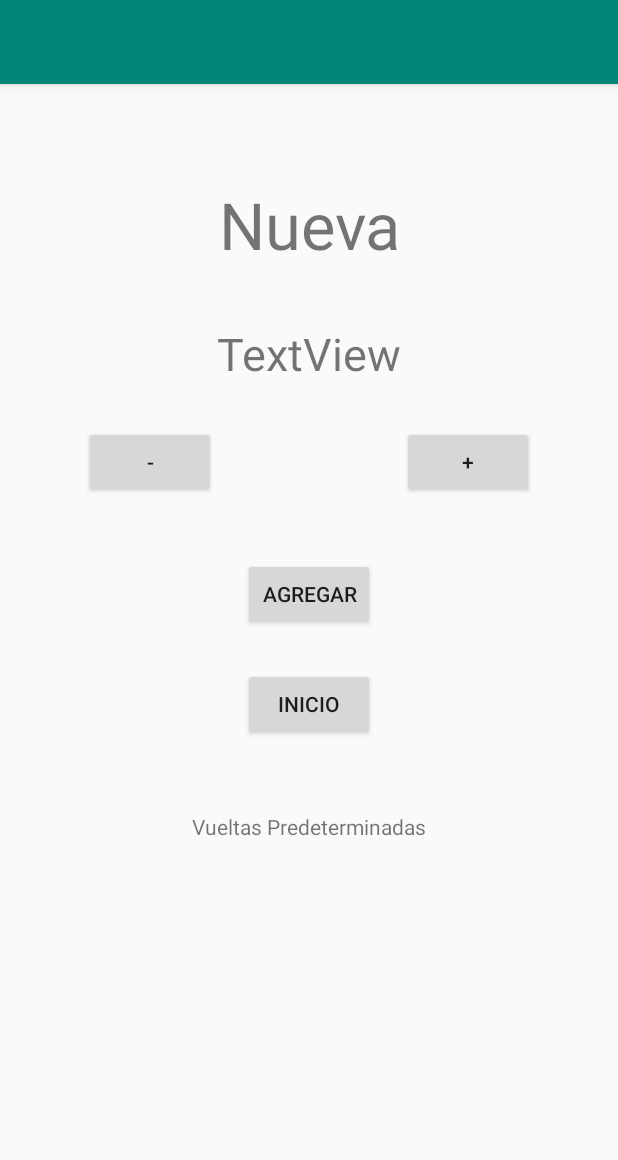
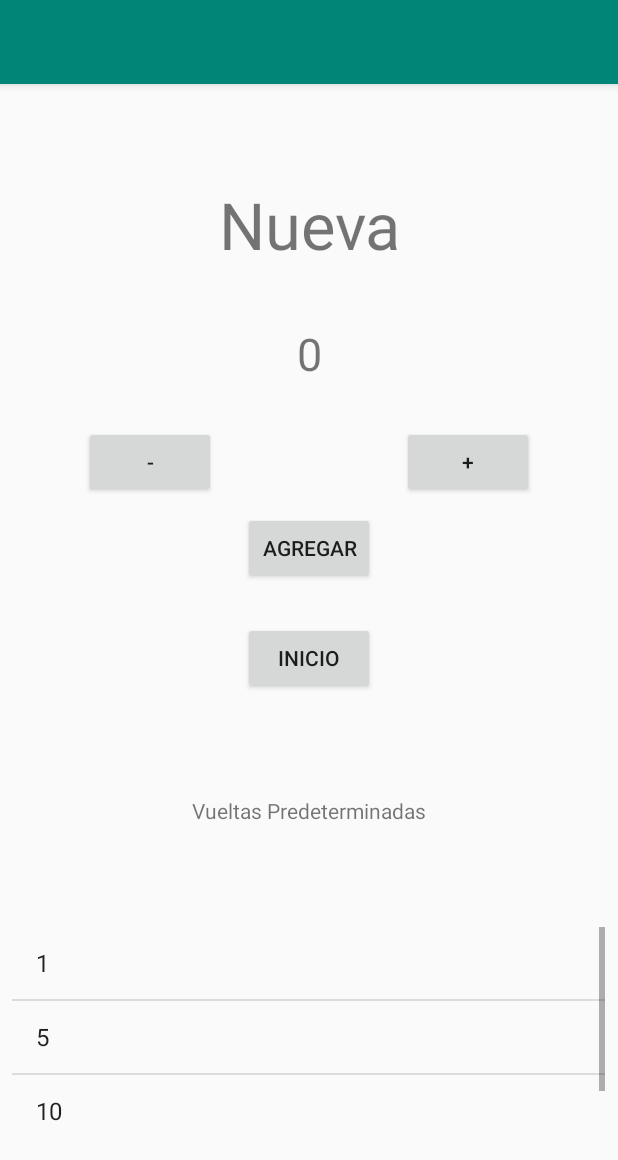
Before and after one commit to juanferdeleon/Laboratorio2Plataformas, an Android app: the screen it shows after launch (NewTurn), after a tap on "NUEVO ENTRENO", on a phone screen of 412 x 824 dp. Shown: the top 1160 px of the screen. Run offline under Robolectric (Android 15) with nearby library versions, the phone set to English and light mode, and no system bars.

```diff
--- a/app/src/main/java/com/example/laboratorio2/LapHistory.kt
+++ b/app/src/main/java/com/example/laboratorio2/LapHistory.kt
@@ -5,7 +5,7 @@ package com.example.laboratorio2
  */
 interface LapHistory {
 
-    val lapHistory: ArrayList<Int> // Historial de vueltas
+    var lapHistory: ArrayList<Int> // Historial de vueltas
 
     fun clear() // Limpiar historial
     fun add(element: Int) // Agregar elemento
--- a/app/src/main/java/com/example/laboratorio2/Laps.kt
+++ b/app/src/main/java/com/example/laboratorio2/Laps.kt
@@ -4,10 +4,9 @@ package com.example.laboratorio2
  * Lap class
  * @author Juan Fernando De Leon Quezada
  */
-class Laps: LapHistory {
+class Laps: LapHistory{
 
-
-    override val lapHistory: ArrayList<Int> = ArrayList()// Historial de vueltas
+    override var lapHistory = ArrayList<Int>()
 
     override fun clear(){
         lapHistory.clear()
--- a/app/src/main/java/com/example/laboratorio2/MainActivity.kt
+++ b/app/src/main/java/com/example/laboratorio2/MainActivity.kt
@@ -3,25 +3,55 @@ package com.example.laboratorio2
 import android.content.Intent
 import android.support.v7.app.AppCompatActivity
 import android.os.Bundle
+import android.widget.ArrayAdapter
 import android.widget.Button
+import android.widget.ListView
+import android.widget.Toast
 
 class MainActivity : AppCompatActivity() {
 
-
+    var lapHistory: LapHistory = Laps()
 
     override fun onCreate(savedInstanceState: Bundle?) {
         super.onCreate(savedInstanceState)
         setContentView(R.layout.activity_main)
 
-        var lapHistory: LapHistory
+        lapHistory.add(1)
+        lapHistory.add(5)
+        lapHistory.add(10)
+        lapHistory.add(15)
 
+        val listViewHistory = findViewById<ListView>(R.id.history)
 
+        listViewHistory.adapter = ArrayAdapter<Int>(this, android.R.layout.simple_list_item_1, lapHistory.lapHistory)
 
+        //New lap button
         val newLap = findViewById<Button>(R.id.newlap)
 
         newLap.setOnClickListener {
-            val intent = Intent(this, NewTurn::class.java)
+            val intent = Intent(this, NewTurn::class.java).putExtra("lapHistory", lapHistory.lapHistory)
             startActivity(intent)
+        }
+
+        //Clear history button
+        val clearHistory = findViewById<Button>(R.id.deleteH)
+
+        clearHistory.setOnClickListener{
+            lapHistory.clear()
+            Toast.makeText(this, "Se elimino el historial", Toast.LENGTH_SHORT).show()
+            listViewHistory.adapter = ArrayAdapter<Int>(this, android.R.layout.simple_list_item_1, lapHistory.lapHistory)
+        }
+
+        listViewHistory.setOnItemClickListener { parent, view, position, id ->
+            var i = 0
+            while (i < lapHistory.lapHistory.size){
+                if (position == i){
+                    Toast.makeText(this, "Se elimino el elemento no. $i", Toast.LENGTH_SHORT).show()
+                    lapHistory.del(i)
+                    listViewHistory.adapter = ArrayAdapter<Int>(this, android.R.layout.simple_list_item_1, lapHistory.lapHistory)
+                    break
+                } else i++
+            }
         }
 
     }
--- a/app/src/main/java/com/example/laboratorio2/NewTurn.kt
+++ b/app/src/main/java/com/example/laboratorio2/NewTurn.kt
@@ -1,12 +1,112 @@
 package com.example.laboratorio2
 
+import android.content.Intent
 import android.support.v7.app.AppCompatActivity
 import android.os.Bundle
+import android.widget.*
+import java.util.*
+import kotlin.collections.ArrayList
 
 class NewTurn : AppCompatActivity() {
 
     override fun onCreate(savedInstanceState: Bundle?) {
         super.onCreate(savedInstanceState)
         setContentView(R.layout.activity_new_turn)
+
+        val recLaps: ArrayList<Int> = ArrayList()
+
+        recLaps.add(1)
+        recLaps.add(5)
+        recLaps.add(10)
+        recLaps.add(15)
+
+        val laps = intent.getSerializableExtra("lapHistory") as ArrayList<Int>
+
+        val listViewHistory = findViewById<ListView>(R.id.recomended)
+
+        listViewHistory.adapter = ArrayAdapter<Int>(this, android.R.layout.simple_list_item_1, recLaps)
+
+        //Substract Lap button
+        val subLap = findViewById<Button>(R.id.sub)
+
+        //Substract Lap Counter
+        subLap.setOnClickListener {
+
+            //Gets text from textview
+            var textView: TextView = findViewById<TextView>(R.id.amount) as TextView
+            var amount: String = textView.text.toString()
+            //Substract 1 to the text
+            var newAmount: Int = amount.toInt()
+            if (newAmount == 0){
+                //Sets new Text
+                var newText = findViewById<TextView>(R.id.amount).apply {
+                    text = newAmount.toString()
+                }
+            } else {
+                newAmount -= 1
+                var newText = findViewById<TextView>(R.id.amount).apply {
+                    text = newAmount.toString()
+                }
+            }
+
+        }
+
+        //AddLap Button
+        val addLap = findViewById<Button>(R.id.add)
+
+        //Add lap to counter
+        addLap.setOnClickListener{
+
+            //Gets text from textview
+            var textView: TextView = findViewById<TextView>(R.id.amount) as TextView
+            var amount: String = textView.text.toString()
+            //Adds 1 to the text
+            var newAmount: Int = amount.toInt()
+            newAmount += 1
+            //Sets new Text
+            var newText = findViewById<TextView>(R.id.amount).apply {
+                text = newAmount.toString()
+            }
+
+        }
+
+        //Add to history
+        val addHistory = findViewById<Button>(R.id.addHistory)
+
+        addHistory.setOnClickListener{
+
+            //Gets text from textview
+            var textView: TextView = findViewById<TextView>(R.id.amount) as TextView
+            var amount: String = textView.text.toString()
+            //Adds the current amount to Array
+            var newAmount: Int = amount.toInt()
+
+            if (newAmount == 0){
+                Toast.makeText(this, "No es posible agregar 0 vueltas", Toast.LENGTH_SHORT).show()
+            } else {
+                Toast.makeText(this, "Se ha agregado con exito.", Toast.LENGTH_SHORT).show()
+
+                laps.add(newAmount)
+
+                val intent = Intent(this, MainActivity::class.java).putExtra("newLapHistory", laps)
+                startActivity(intent)
+            }
+
+        }
+
+        //Main Menu Button
+        val mainMenu = findViewById<Button>(R.id.mainMenu)
+
+        mainMenu.setOnClickListener {
+            val intent = Intent(this, MainActivity::class.java).putExtra("newLapHistory", laps)
+            startActivity(intent)
+        }
+
+        listViewHistory.setOnItemClickListener { parent, view, position, id ->
+            var newText = findViewById<TextView>(R.id.amount).apply {
+                text = laps.get(position).toString()
+            }
+        }
+
     }
 }
--- a/app/src/main/res/layout/activity_new_turn.xml
+++ b/app/src/main/res/layout/activity_new_turn.xml
@@ -21,10 +21,10 @@
             app:layout_constraintTop_toTopOf="parent" android:id="@+id/textView"
             app:layout_constraintVertical_bias="0.092"/>
     <TextView
-            android:text="TextView"
+            android:text="0"
             android:layout_width="wrap_content"
             android:layout_height="wrap_content"
-            android:id="@+id/textView2" app:layout_constraintStart_toStartOf="parent"
+            android:id="@+id/amount" app:layout_constraintStart_toStartOf="parent"
             android:layout_marginStart="176dp" app:layout_constraintEnd_toEndOf="parent"
             android:layout_marginEnd="176dp" android:layout_marginTop="31dp"
             app:layout_constraintTop_toBottomOf="@+id/textView" android:textSize="30sp"/>
@@ -32,44 +32,49 @@
             android:text="-"
             android:layout_width="wrap_content"
             android:layout_height="wrap_content"
-            android:id="@+id/button" android:layout_marginTop="28dp"
-            app:layout_constraintTop_toBottomOf="@+id/textView2" app:layout_constraintStart_toStartOf="parent"
+            android:id="@+id/sub" android:layout_marginTop="28dp"
+            app:layout_constraintTop_toBottomOf="@+id/amount" app:layout_constraintStart_toStartOf="parent"
             android:layout_marginStart="56dp"/>
     <Button
             android:text="+"
             android:layout_width="wrap_content"
             android:layout_height="wrap_content"
-            android:id="@+id/button2" android:layout_marginTop="28dp"
-            app:layout_constraintTop_toBottomOf="@+id/textView2"
+            android:id="@+id/add" android:layout_marginTop="28dp"
+            app:layout_constraintTop_toBottomOf="@+id/amount"
             app:layout_constraintEnd_toEndOf="parent" android:layout_marginEnd="56dp"/>
     <Button
             android:text="Agregar"
             android:layout_width="wrap_content"
             android:layout_height="wrap_content"
-            android:id="@+id/button3" android:layout_marginTop="116dp"
-            app:layout_constraintTop_toBottomOf="@+id/textView2" app:layout_constraintStart_toStartOf="parent"
+            android:id="@+id/addHistory" android:layout_marginTop="85dp"
+            app:layout_constraintTop_toBottomOf="@+id/amount" app:layout_constraintStart_toStartOf="parent"
             android:layout_marginStart="161dp" app:layout_constraintEnd_toEndOf="parent"
             android:layout_marginEnd="162dp"/>
     <Button
             android:text="Inicio"
             android:layout_width="wrap_content"
             android:layout_height="wrap_content"
-            android:id="@+id/button4" android:layout_marginTop="25dp"
-            app:layout_constraintTop_toBottomOf="@+id/button3" app:layout_constraintStart_toStartOf="parent"
+            android:id="@+id/mainMenu" android:layout_marginTop="25dp"
+            app:layout_constraintTop_toBottomOf="@+id/addHistory" app:layout_constraintStart_toStartOf="parent"
             android:layout_marginStart="161dp" app:layout_constraintEnd_toEndOf="parent"
             android:layout_marginEnd="162dp"/>
     <TextView
             android:text="Vueltas Predeterminadas"
             android:layout_width="wrap_content"
             android:layout_height="wrap_content"
-            android:id="@+id/textView3" android:layout_marginTop="48dp"
-            app:layout_constraintTop_toBottomOf="@+id/button4" app:layout_constraintStart_toStartOf="parent"
+            android:id="@+id/textView3" android:layout_marginTop="16dp"
+            app:layout_constraintTop_toBottomOf="@+id/mainMenu" app:layout_constraintStart_toStartOf="parent"
             android:layout_marginStart="125dp" app:layout_constraintEnd_toEndOf="parent"
-            android:layout_marginEnd="126dp"/>
+            android:layout_marginEnd="126dp" android:layout_marginBottom="8dp"
+            app:layout_constraintBottom_toTopOf="@+id/recomended"/>
     <ListView
             android:layout_width="395dp"
-            android:layout_height="214dp" tools:layout_editor_absoluteX="8dp" android:layout_marginTop="8dp"
-            app:layout_constraintTop_toBottomOf="@+id/textView3"/>
+            android:layout_height="146dp" android:layout_marginTop="8dp"
+            app:layout_constraintTop_toBottomOf="@+id/textView3" android:id="@+id/recomended"
+            app:layout_constraintStart_toStartOf="parent" android:layout_marginStart="8dp"
+            app:layout_constraintEnd_toEndOf="parent" android:layout_marginEnd="8dp"
+            app:layout_constraintBottom_toBottomOf="parent" android:layout_marginBottom="8dp"
+            app:layout_constraintHorizontal_bias="0.0"/>
 
 
 </android.support.constraint.ConstraintLayout>
```
Also changed, not shown: app/src/main/res/layout/activity_main.xml (+6 -4 lines).
